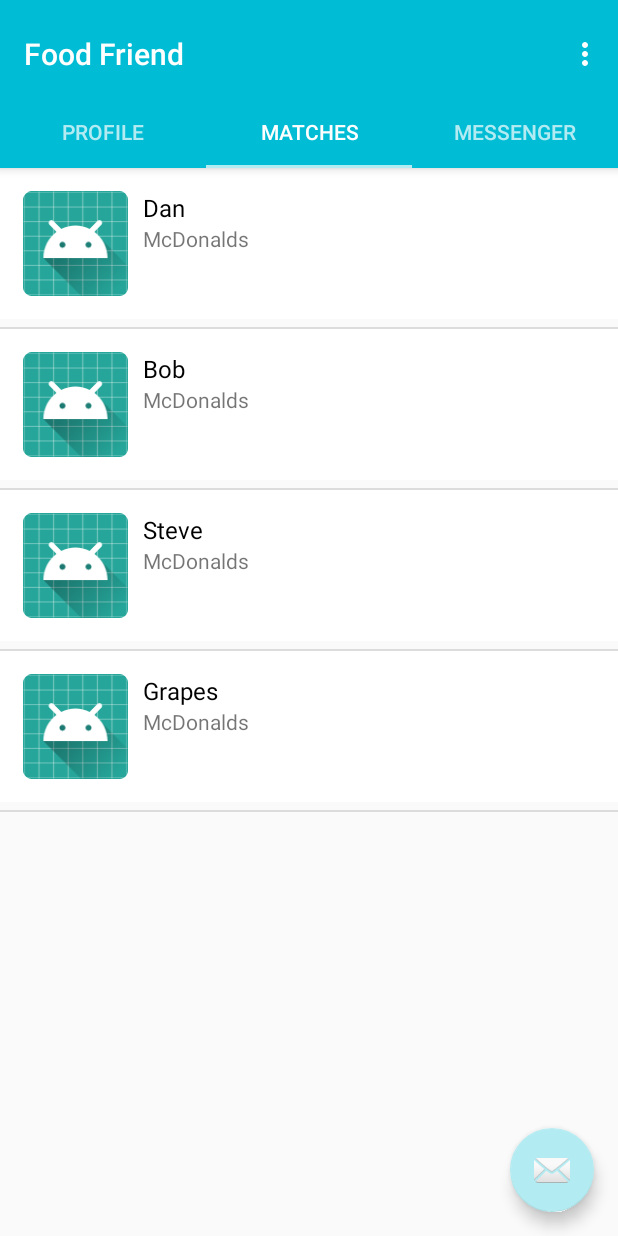
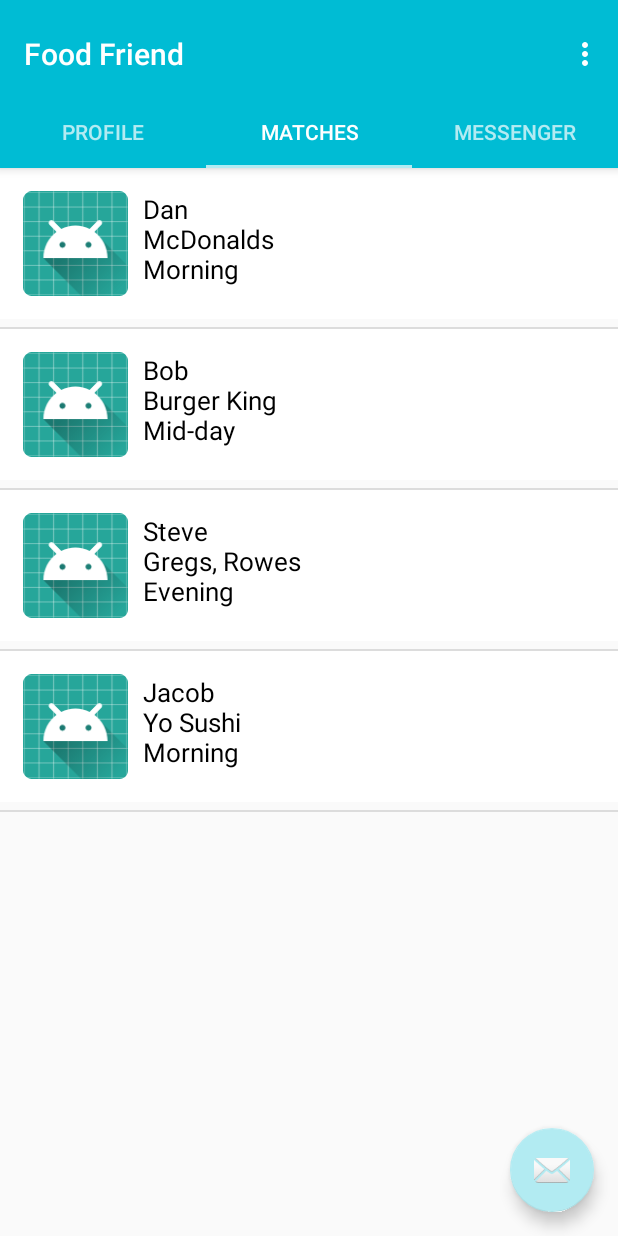
Before and after one commit to dwestaway/Food-Friend, an Android app: the screen it shows after launch once a user with an empty profile is signed in (TabbedActivity), tab 2 chosen, on a phone screen of 412 x 824 dp. Run offline under Robolectric (Android 15) with nearby library versions, the phone set to English and light mode, and no system bars; our stand-ins replace Firebase (no records; nobody signed in at launch, a user with empty details on screens opened directly).

Commit message:
Matches list
Added more information to list matches, used ArrayList instead of Array

```diff
--- a/app/src/main/java/com/foodfriend/foodfriend/Tab2Matches.java
+++ b/app/src/main/java/com/foodfriend/foodfriend/Tab2Matches.java
@@ -19,13 +19,13 @@ import java.util.HashMap;
 
 public class Tab2Matches extends ListFragment {
 
-    //ListView list;
-    //Context context;
-    //Adapter adapter;
 
-    String[] names = {"Dan", "Bob", "Steve", "Grapes"};
-    String[] poi = {"McDonalds", "Burger King", "Gregs", "Yo Sushi"};
+    String[] names = {"Dan", "Bob", "Steve", "Jacob"};
+    String[] poi = {"McDonalds", "Burger King", "Gregs, Rowes", "Yo Sushi"};
+    //String[] times = {"Morning", "Mid-day", "Morning", "Evening"};
     int[] images = {R.mipmap.ic_launcher, R.mipmap.ic_launcher, R.mipmap.ic_launcher, R.mipmap.ic_launcher};
+
+    ArrayList<String> times;
 
     ArrayList<HashMap<String, String>> data = new ArrayList<HashMap<String, String>>();
     SimpleAdapter adapter;
@@ -35,15 +35,24 @@ public class Tab2Matches extends ListFragment {
     public View onCreateView(LayoutInflater inflater, ViewGroup container, Bundle savedInstanceState) {
 
 
+        times = new ArrayList<>();
+
+        times.add("Morning");
+        times.add("Mid-day");
+        times.add("Evening");
+        times.add("Morning");
+
         HashMap<String, String> map = new HashMap<String, String>();
 
         for(int i = 0; i < names.length; i++)
         {
             map = new HashMap<String, String>();
-            map.put("Name", names[i]);
+            map.put("Name", names[i] + "\n" + poi[i] + "\n" + times.get(i));
             map.put("Image", Integer.toString(images[i]));
 
             data.add(map);
+
+
 
         }
 
--- a/app/src/main/res/layout/list_layout.xml
+++ b/app/src/main/res/layout/list_layout.xml
@@ -26,19 +26,8 @@
             android:layout_toRightOf="@+id/imageUser"
             android:paddingLeft="10dp"
             android:text="Dan"
-            android:textSize="16dp"
-            android:textColor="@android:color/black"/>
-
-        <TextView
-            android:id="@+id/textPlace"
-            android:layout_width="wrap_content"
-            android:layout_height="wrap_content"
-            android:layout_below="@+id/textName"
-            android:layout_toEndOf="@+id/imageUser"
-            android:layout_toRightOf="@+id/imageUser"
-            android:paddingLeft="10dp"
-            android:textSize="14dp"
-            android:text="McDonalds" />
+            android:textColor="@android:color/black"
+            android:textSize="17dp" />
 
     </RelativeLayout>
 
```
Also changed, not shown: app/src/main/java/com/foodfriend/foodfriend/CustomListView.java (deleted, +0 -76 lines).
